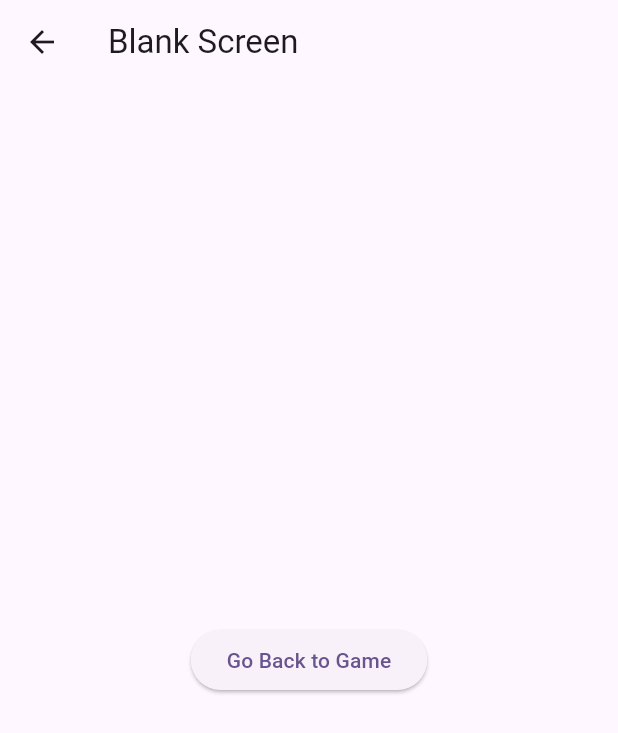
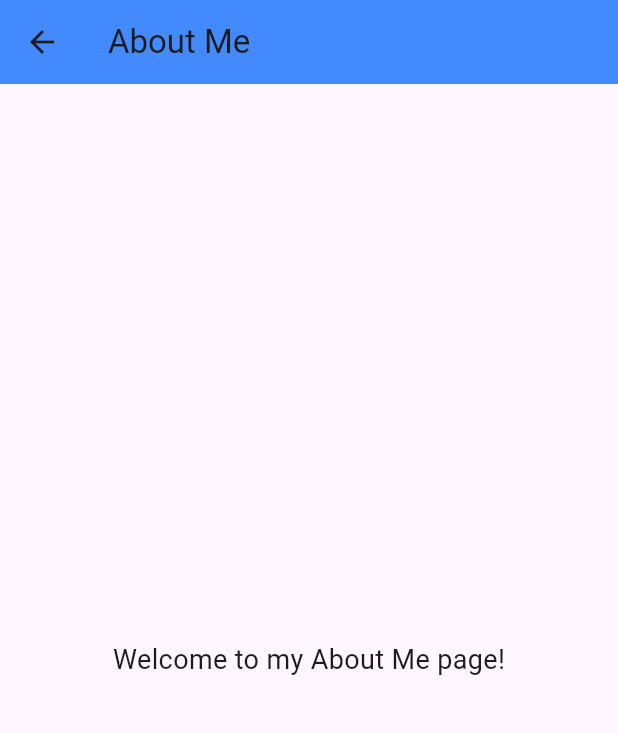
Before and after one commit to IanWask/number8, a Flutter app: the MaycieScreen screen opened by its route, on a phone screen of 412 x 824 dp. Shown: the top 733 px of the screen. Run offline on Flutter 3.47's test engine with Material 3 defaults, Android fonts, the phone set to English and light mode, and no system bars.

Commit message:
Basic Page Structure added.

```diff
--- a/lib/main.dart
+++ b/lib/main.dart
@@ -35,14 +35,13 @@
   Widget build(BuildContext context) {
     return Scaffold(
       appBar: AppBar(
-        title: const Text('Blank Screen'),
+        title: const Text('About Me'),
+        backgroundColor: Colors.blueAccent,
       ),
-      body: Center(
-        child: ElevatedButton(
-          onPressed: () {
-            Navigator.of(context).pop();
-          },
-          child: const Text('Go Back to Game'),
+      body: const Center(
+        child: Text(
+          'Welcome to my About Me page!',
+          style: TextStyle(fontSize: 18),
         ),
       ),
     );
```
